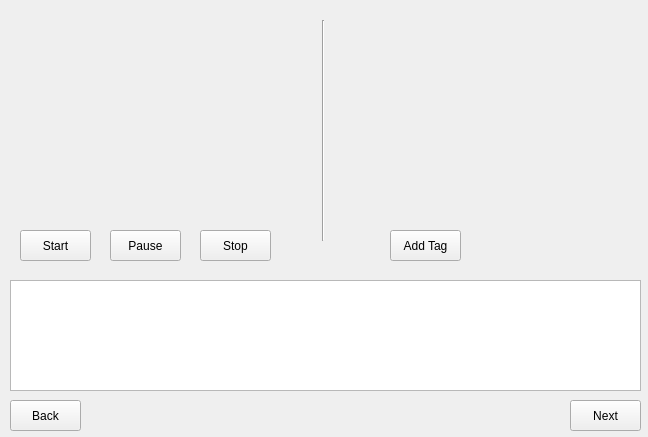
The window that Observer/videotag.ui (Netmisha/observer) describes before a commit, drawn with Qt 5.
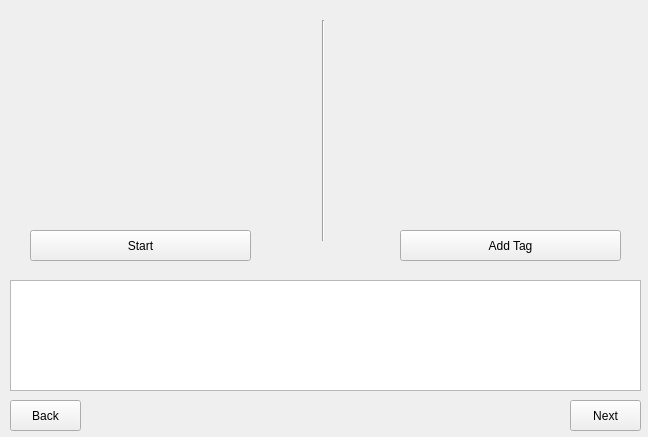
The same window after the commit.

Patch:
```diff
--- a/Observer/videotag.ui
+++ b/Observer/videotag.ui
@@ -16,40 +16,17 @@
   <widget class="QPushButton" name="Start">
    <property name="geometry">
     <rect>
-     <x>20</x>
+     <x>30</x>
      <y>230</y>
-     <width>71</width>
+     <width>221</width>
      <height>31</height>
     </rect>
    </property>
    <property name="text">
     <string>Start</string>
    </property>
-  </widget>
-  <widget class="QPushButton" name="Stop">
-   <property name="geometry">
-    <rect>
-     <x>200</x>
-     <y>230</y>
-     <width>71</width>
-     <height>31</height>
-    </rect>
-   </property>
-   <property name="text">
-    <string>Stop</string>
-   </property>
-  </widget>
-  <widget class="QPushButton" name="Pause">
-   <property name="geometry">
-    <rect>
-     <x>110</x>
-     <y>230</y>
-     <width>71</width>
-     <height>31</height>
-    </rect>
-   </property>
-   <property name="text">
-    <string>Pause</string>
+   <property name="flat">
+    <bool>false</bool>
    </property>
   </widget>
   <widget class="QListWidget" name="TagList">
@@ -65,9 +42,9 @@
   <widget class="QPushButton" name="AddTag">
    <property name="geometry">
     <rect>
-     <x>390</x>
+     <x>400</x>
      <y>230</y>
-     <width>71</width>
+     <width>221</width>
      <height>31</height>
     </rect>
    </property>
```
Left out of the diff: 14 changed lines with no effect on the pictures.
